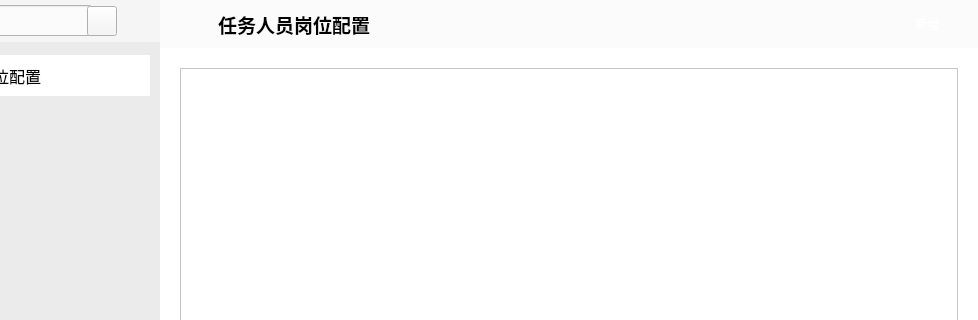
Qt form 15.SimulationTrainingSys_DEV/src/DeviceManager/UI/TaskConfiguration.ui (FakeItUtillMakeIt/QT-example) before a commit; both pictures show x 101 to 1079 and y 0 to 320 of the 1079 by 822 pixel window.
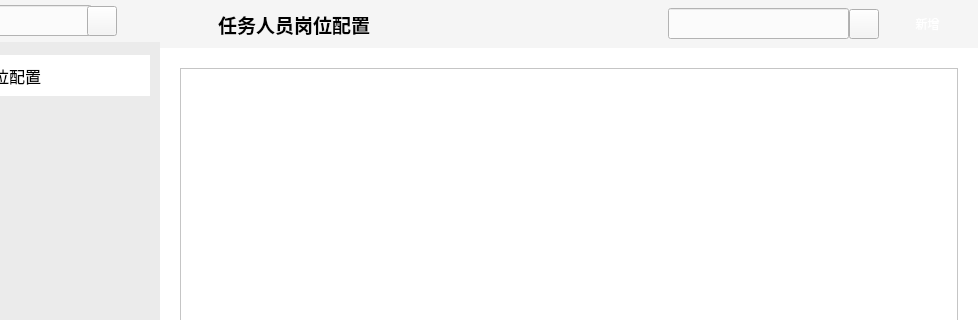
The same form after that commit. Icons and pictures are not drawn.

```diff
--- a/15.SimulationTrainingSys_DEV/src/DeviceManager/UI/TaskConfiguration.ui
+++ b/15.SimulationTrainingSys_DEV/src/DeviceManager/UI/TaskConfiguration.ui
@@ -331,6 +331,9 @@
          </property>
          <item>
           <widget class="QWidget" name="widget_15" native="true">
+           <property name="styleSheet">
+            <string notr="true">background-color: rgb(245, 245, 245);</string>
+           </property>
            <layout class="QHBoxLayout" name="horizontalLayout_7">
             <property name="spacing">
              <number>6</number>
@@ -412,6 +415,88 @@
               </property>
              </spacer>
             </item>
+            <item>
+             <widget class="QWidget" name="widget_5" native="true">
+              <property name="maximumSize">
+               <size>
+                <width>235</width>
+                <height>42</height>
+               </size>
+              </property>
+              <property name="styleSheet">
+               <string notr="true">background-color: rgb(245, 245, 245);</string>
+              </property>
+              <layout class="QHBoxLayout" name="horizontalLayout_5">
+               <property name="spacing">
+                <number>0</number>
+               </property>
+               <property name="leftMargin">
+                <number>12</number>
+               </property>
+               <property name="topMargin">
+                <number>0</number>
+               </property>
+               <property name="rightMargin">
+                <number>12</number>
+               </property>
+               <property name="bottomMargin">
+                <number>0</number>
+               </property>
+               <item>
+                <widget class="QLineEdit" name="le_searchedit_2">
+                 <property name="minimumSize">
+                  <size>
+                   <width>181</width>
+                   <height>31</height>
+                  </size>
+                 </property>
+                 <property name="maximumSize">
+                  <size>
+                   <width>181</width>
+                   <height>31</height>
+                  </size>
+                 </property>
+                 <property name="styleSheet">
+                  <string notr="true">background-color: rgb(251, 251, 251);</string>
+                 </property>
+                 <property name="text">
+                  <string/>
+                 </property>
+                </widget>
+               </item>
+               <item>
+                <widget class="QPushButton" name="pb_searchButton_2">
+                 <property name="minimumSize">
+                  <size>
+                   <width>30</width>
+                   <height>30</height>
+                  </size>
+                 </property>
+                 <property name="styleSheet">
+                  <string notr="true">image: url(:/FaultInjection/images/search.png);
+border:0x;</string>
+                 </property>
+                 <property name="text">
+                  <string/>
+                 </property>
+                </widget>
+               </item>
+               <item>
+                <spacer name="horizontalSpacer_4">
+                 <property name="orientation">
+                  <enum>Qt::Horizontal</enum>
+                 </property>
+                 <property name="sizeHint" stdset="0">
+                  <size>
+                   <width>28</width>
+                   <height>13</height>
+                  </size>
+                 </property>
+                </spacer>
+               </item>
+              </layout>
+             </widget>
+            </item>
             <item>
              <widget class="QPushButton" name="pb_addTask">
               <property name="minimumSize">
```
Left out of the diff: 12 changed lines with no effect on the pictures.
